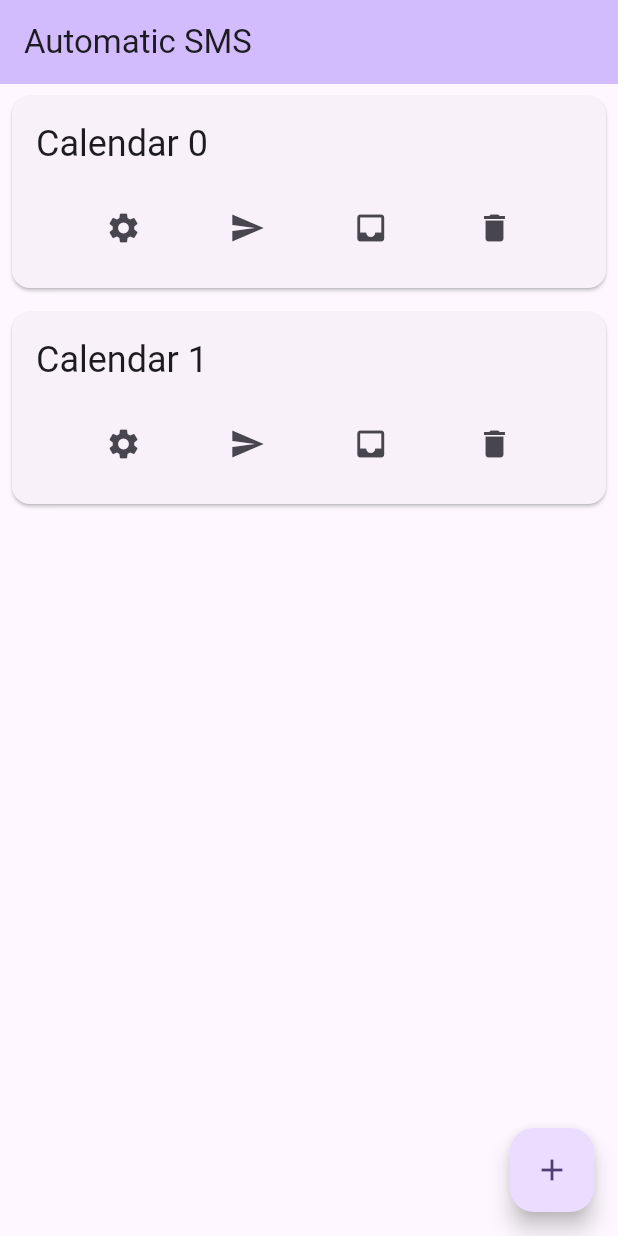
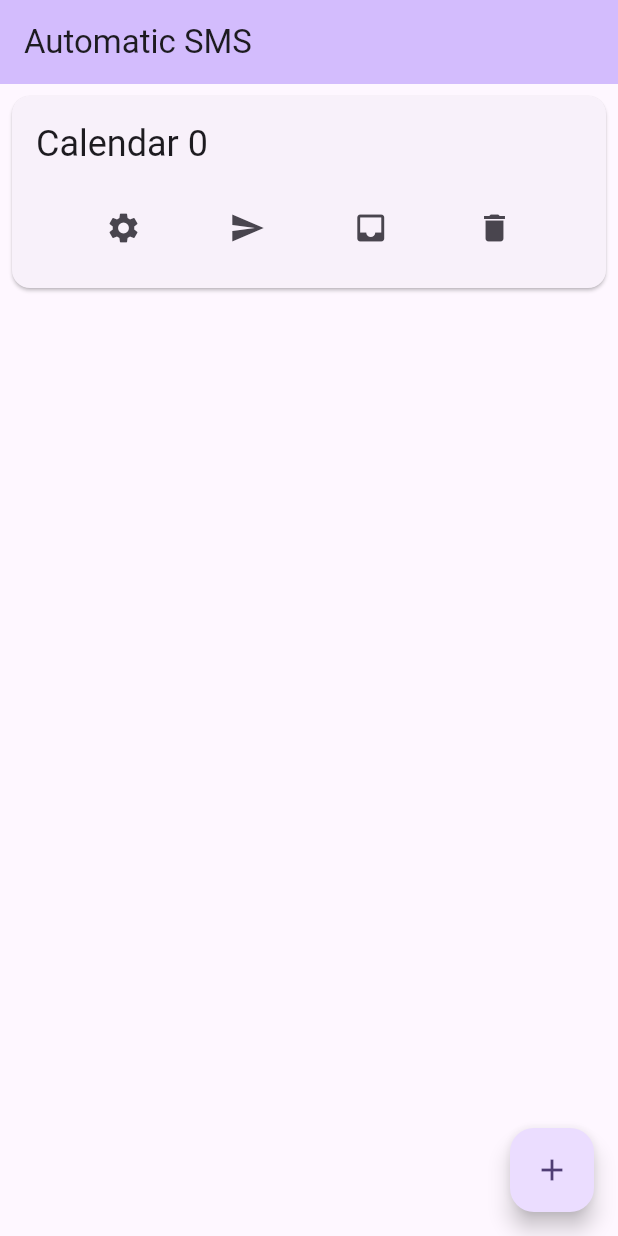
Before and after one commit to fabiomolinar/autosms_flutter, a Flutter app: the screen it shows after launch, after a tap on the "add" icon, on a phone screen of 412 x 824 dp. Run offline on Flutter 3.47's test engine with Material 3 defaults, Android fonts, the phone set to English and light mode, and no system bars.

Commit message:
Removed calendar list initialization with dump data.

```diff
--- a/autosms/lib/main.dart
+++ b/autosms/lib/main.dart
@@ -33,10 +33,7 @@
 }
 
 class _MyHomePageState extends State<MyHomePage> {
-  final List<Calendar> _calendars = List.generate(
-    1,
-    (index) => Calendar(name: 'Calendar $index'),
-  );
+  final List<Calendar> _calendars = [];
   final ScrollController _scrollController = ScrollController();
 
   void _addCalendar() {
```
